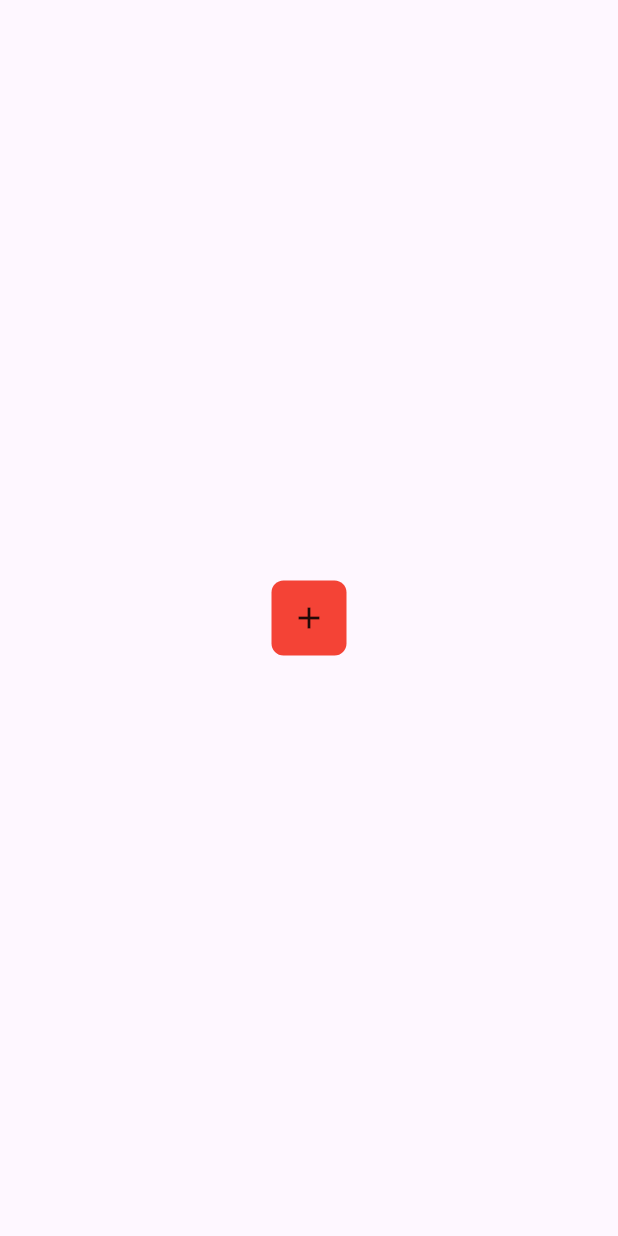
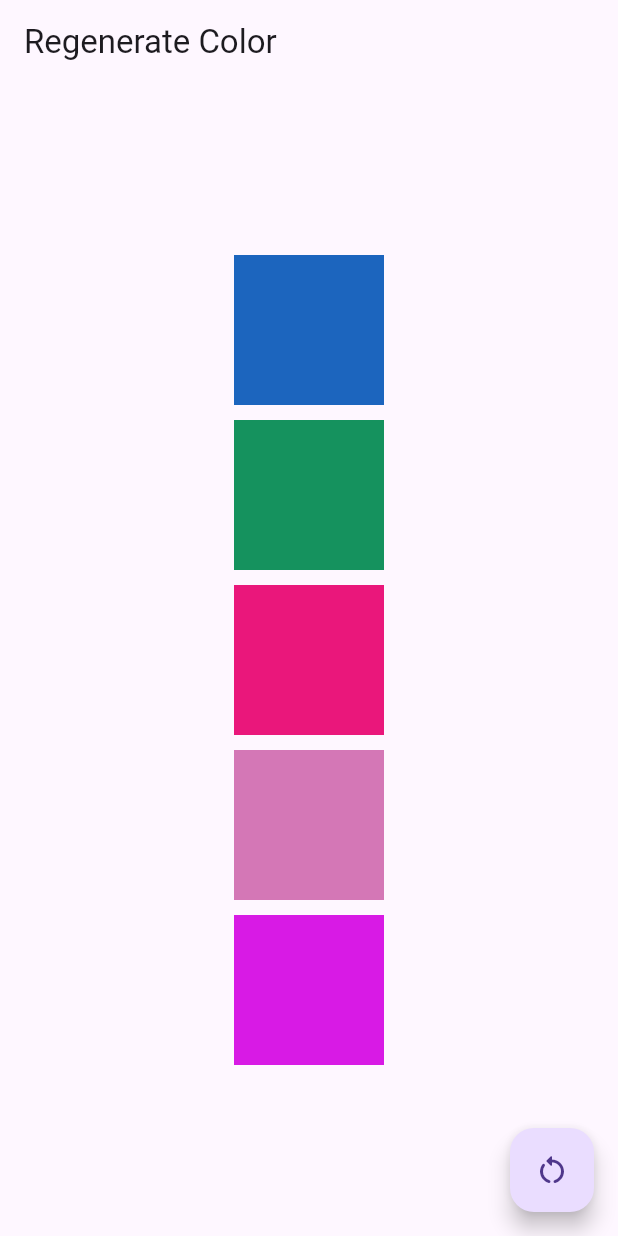
Before and after one commit to shijinthottiyil/mylearning, a Flutter app: the screen it shows after launch, on a phone screen of 412 x 824 dp. Run offline on Flutter 3.47's test engine with Material 3 defaults, Android fonts, the phone set to English and light mode, and no system bars.

Commit message:
Animated Regenerate Color App

```diff
--- a/lib/animated_icon_example.dart
+++ /dev/null
@@ -1,44 +0,0 @@
-import 'package:flutter/material.dart';
-
-class AnimatedIconExample extends StatefulWidget {
-  const AnimatedIconExample({super.key});
-
-  @override
-  State<AnimatedIconExample> createState() => _AnimatedIconExampleState();
-}
-
-class _AnimatedIconExampleState extends State<AnimatedIconExample> {
-  bool isAnimating = false;
-  @override
-  Widget build(BuildContext context) {
-    return Scaffold(
-      body: Center(
-        child: GestureDetector(
-          onTap: () {
-            setState(() {
-              isAnimating = !isAnimating;
-            });
-          },
-          child: AnimatedContainer(
-            width: isAnimating ? 100 : 50,
-            height: 50,
-            alignment: Alignment.center,
-            decoration: BoxDecoration(
-              borderRadius: isAnimating
-                  ? BorderRadius.circular(24)
-                  : BorderRadius.circular(8),
-              color: isAnimating ? Colors.greenAccent : Colors.red,
-            ),
-            duration: const Duration(milliseconds: 500),
-            child: isAnimating
-                ? Text(
-                    'Done',
-                    textAlign: TextAlign.center,
-                  )
-                : Icon(Icons.add),
-          ),
-        ),
-      ),
-    );
-  }
-}
--- /dev/null
+++ b/lib/implicit/regenerate_color_view.dart
@@ -0,0 +1,59 @@
+import 'dart:math';
+
+import 'package:flutter/cupertino.dart';
+import 'package:flutter/material.dart';
+import 'package:flutter/widgets.dart';
+
+class RegeneateColorView extends StatefulWidget {
+  const RegeneateColorView({super.key});
+
+  @override
+  State<RegeneateColorView> createState() => _RegeneateColorViewState();
+}
+
+class _RegeneateColorViewState extends State<RegeneateColorView> {
+  var colorList = generateColorList();
+
+  static List<Color> generateColorList() {
+    final random = Random();
+    return List.generate(
+      5,
+      (index) => Color.fromRGBO(
+          random.nextInt(256), random.nextInt(256), random.nextInt(256), 1),
+    );
+  }
+
+  @override
+  Widget build(BuildContext context) {
+    return Scaffold(
+      appBar: AppBar(
+        title: Text('Regenerate Color'),
+      ),
+      body: Center(
+        child: Column(
+          mainAxisAlignment: MainAxisAlignment.center,
+          crossAxisAlignment: CrossAxisAlignment.center,
+          children: [
+            for (int i = 0; i < colorList.length; i++) ...[
+              AnimatedContainer(
+                duration: Durations.extralong4,
+                margin: EdgeInsets.all(5),
+                width: 100,
+                height: 100,
+                color: colorList[i],
+              ),
+            ]
+          ],
+        ),
+      ),
+      floatingActionButton: FloatingActionButton(
+        onPressed: () {
+          setState(() {
+            colorList = generateColorList();
+          });
+        },
+        child: Icon(Icons.restart_alt_rounded),
+      ),
+    );
+  }
+}
--- a/lib/main.dart
+++ b/lib/main.dart
@@ -1,17 +1,17 @@
 import 'package:flutter/material.dart';
-import 'package:mylearning/animated_icon_example.dart';
+import 'package:mylearning/implicit/regenerate_color_view.dart';
 
 void main() {
-  runApp(AnimationApp());
+  runApp(const MyApp());
 }
 
-class AnimationApp extends StatelessWidget {
-  const AnimationApp({super.key});
+class MyApp extends StatelessWidget {
+  const MyApp({super.key});
 
   @override
   Widget build(BuildContext context) {
-    return MaterialApp(
-      home: AnimatedIconExample(),
+    return const MaterialApp(
+      home: RegeneateColorView(),
     );
   }
 }
```
Also changed, not shown: pubspec.lock, 3 other files.
